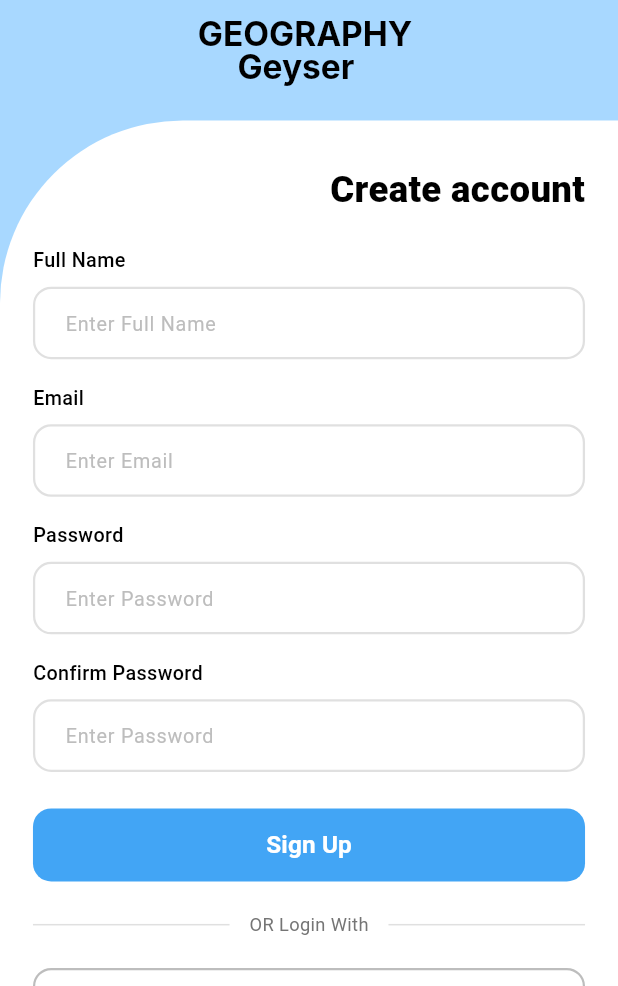
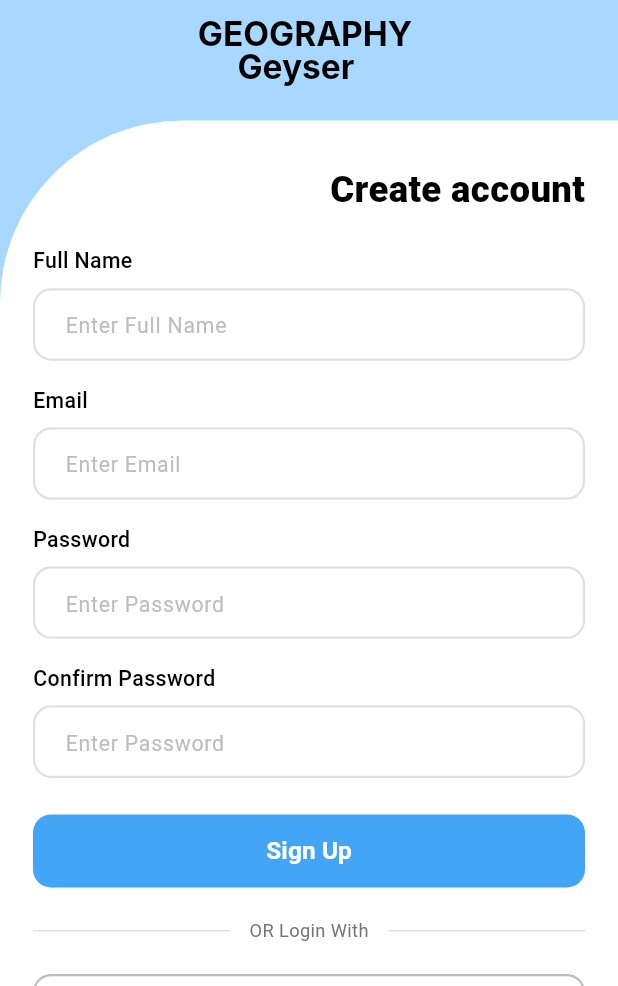
Before and after one commit to Ismail554/neworkx, a Flutter app: the GeoSignUpScreen screen opened directly, on a phone screen of 412 x 824 dp, the part 250-1236 px from its top. Run offline on Flutter 3.47's test engine with Material 3 defaults, Android fonts, the phone set to English and light mode, and no system bars; our stand-ins replace flutter_screenutil, google_fonts, pinput; Roboto replaces fonts that are missing (Inter).

Commit message:
app const are fixed.

```diff
--- a/lib/views/HomePage/details_home_screen.dart
+++ b/lib/views/HomePage/details_home_screen.dart
@@ -176,9 +176,9 @@ class DetailsHomeScreen extends StatelessWidget {
     return Expanded(
       child: Column(
         children: [
-          SizedBox(height: 8.h),
+          AppSpacing.h8,
           Text(title, style: FontManager.headerSubtitleText()),
-          SizedBox(height: 4.h),
+          AppSpacing.h4,
           Text(
             value,
             style: TextStyle(
--- a/lib/views/HomePage/homepage.dart
+++ b/lib/views/HomePage/homepage.dart
@@ -434,8 +434,7 @@ class JobCard extends StatelessWidget {
                 ),
               ],
             ),
-
-            SizedBox(height: 12.h),
+            AppSpacing.h12,
 
             // Tags row
             Row(
--- a/lib/views/auth/normal user/normarl_sign_up.dart
+++ b/lib/views/auth/normal user/normarl_sign_up.dart
@@ -47,7 +47,7 @@ class _NormalSignUpState extends State<NormalSignUp> {
                     BoxShadow(
                       color: Colors.black.withOpacity(0.05),
                       blurRadius: 2,
-                      offset: const Offset(0, 4),
+                      offset: Offset(0, 4),
                     ),
                   ],
                 ),
--- a/lib/views/geo/geo_sign_up.dart
+++ b/lib/views/geo/geo_sign_up.dart
@@ -31,7 +31,7 @@ class _GeoSignUpScreenState extends State<GeoSignUpScreen> {
   @override
   Widget build(BuildContext context) {
     return Scaffold(
-      backgroundColor: const Color(0xfFA8D8FF),
+      backgroundColor: Color(0xfFA8D8FF),
       body: SingleChildScrollView(
         child: Column(
           children: [
@@ -45,17 +45,14 @@ class _GeoSignUpScreenState extends State<GeoSignUpScreen> {
                   height: 100.h,
                   decoration: BoxDecoration(
                     shape: BoxShape.circle,
-                    border: Border.all(
-                      color: const Color(0xFF4CAF50),
-                      width: 4,
-                    ),
-                    image: const DecorationImage(
+                    border: Border.all(color: Color(0xFF4CAF50), width: 4),
+                    image: DecorationImage(
                       image: AssetImage('assets/images/man.png'),
                       fit: BoxFit.cover,
                     ),
                   ),
                 ),
-                SizedBox(height: 12.h),
+                AppSpacing.h12,
                 // Name and title
                 Align(
                   alignment: Alignment.center,
@@ -100,7 +97,7 @@ class _GeoSignUpScreenState extends State<GeoSignUpScreen> {
                         ),
                       ),
                     ),
-                    SizedBox(height: 20.h),
+                    AppSpacing.h20,
 
                     // Full Name Field
                     buildTextField(
@@ -108,7 +105,7 @@ class _GeoSignUpScreenState extends State<GeoSignUpScreen> {
                       hint: 'Enter Full Name',
                       controller: _fullNameController,
                     ),
-                    SizedBox(height: 16.h),
+                    AppSpacing.h16,
 
                     // Email Field
                     buildTextField(
@@ -117,7 +114,7 @@ class _GeoSignUpScreenState extends State<GeoSignUpScreen> {
                       controller: _emailController,
                       keyboardType: TextInputType.emailAddress,
                     ),
-                    SizedBox(height: 16.h),
+                    AppSpacing.h16,
 
                     // Password Field
                     buildTextField(
@@ -126,7 +123,7 @@ class _GeoSignUpScreenState extends State<GeoSignUpScreen> {
                       controller: _passwordController,
                       isPassword: true,
                     ),
-                    SizedBox(height: 16.h),
+                    AppSpacing.h16,
 
                     // Confirm Password Field
                     buildTextField(
@@ -135,7 +132,7 @@ class _GeoSignUpScreenState extends State<GeoSignUpScreen> {
                       controller: _confirmPasswordController,
                       isPassword: true,
                     ),
-                    SizedBox(height: 24.h),
+                    AppSpacing.h24,
 
                     // Sign Up Button
                     SizedBox(
@@ -147,7 +144,7 @@ class _GeoSignUpScreenState extends State<GeoSignUpScreen> {
                           debugPrint('Sign Up Pressed');
                         },
                         style: ElevatedButton.styleFrom(
-                          backgroundColor: const Color(0xFF42A5F5),
+                          backgroundColor: Color(0xFF42A5F5),
                           shape: RoundedRectangleBorder(
                             borderRadius: BorderRadius.circular(12.r),
                           ),
@@ -163,7 +160,7 @@ class _GeoSignUpScreenState extends State<GeoSignUpScreen> {
                         ),
                       ),
                     ),
-                    SizedBox(height: 20.h),
+                    AppSpacing.h20,
 
                     // OR divider
                     Row(
@@ -186,7 +183,7 @@ class _GeoSignUpScreenState extends State<GeoSignUpScreen> {
                         ),
                       ],
                     ),
-                    SizedBox(height: 20.h),
+                    AppSpacing.h20,
 
                     // Google Login Button
                     SizedBox(
@@ -213,7 +210,7 @@ class _GeoSignUpScreenState extends State<GeoSignUpScreen> {
                               width: 20.w,
                               height: 20.h,
                             ),
-                            SizedBox(width: 8.w),
+                            AppSpacing.w8,
                             Text(
                               'Google',
                               style: TextStyle(
@@ -226,7 +223,7 @@ class _GeoSignUpScreenState extends State<GeoSignUpScreen> {
                         ),
                       ),
                     ),
-                    SizedBox(height: 16.h),
+                    AppSpacing.h16,
 
                     // Login link
                     Center(
@@ -250,7 +247,7 @@ class _GeoSignUpScreenState extends State<GeoSignUpScreen> {
                         ),
                       ),
                     ),
-                    SizedBox(height: 16.h),
+                    AppSpacing.h16,
                   ],
                 ),
               ),
@@ -274,19 +271,19 @@ class _GeoSignUpScreenState extends State<GeoSignUpScreen> {
         Text(
           label,
           style: TextStyle(
-            fontSize: 13.sp,
+            fontSize: 14.sp,
             fontWeight: FontWeight.w500,
             color: Colors.black,
           ),
         ),
-        SizedBox(height: 8.h),
+        AppSpacing.h8,
         TextField(
           controller: controller,
           keyboardType: keyboardType,
           obscureText: isPassword,
           decoration: InputDecoration(
             hintText: hint,
-            hintStyle: TextStyle(fontSize: 13.sp, color: Colors.grey[400]),
+            hintStyle: TextStyle(fontSize: 14.sp, color: Colors.grey[400]),
             contentPadding: EdgeInsets.symmetric(
               horizontal: 16.w,
               vertical: 12.h,
```
Also changed, not shown: lib/views/auth/normal user/login_screen.dart (+9 -12 lines), lib/views/auth/normal user/sign_up.dart (+0 -57 lines), lib/views/auth/normal user/verify_screen.dart (+16 -15 lines).
